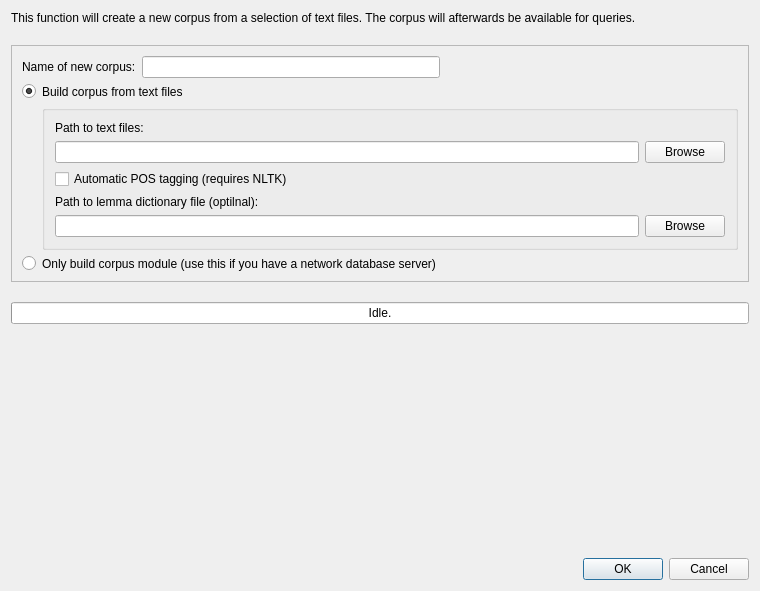
Above: coquery/gui/corpusBuilder.ui from gkunter/coquery before the change. Below: the same form after it.
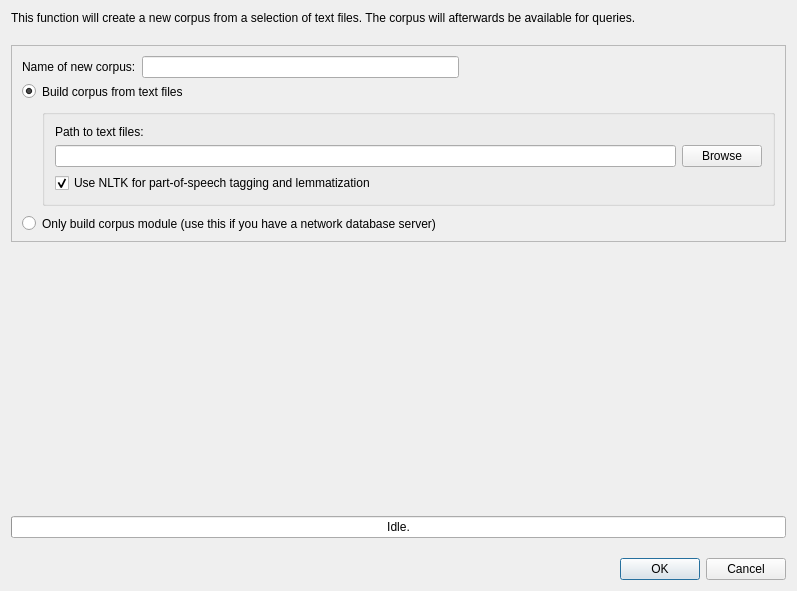
That is the form after the change. Icons and pictures are not drawn.

Patch:
```diff
--- a/coquery/gui/corpusBuilder.ui
+++ b/coquery/gui/corpusBuilder.ui
@@ -6,7 +6,7 @@
    <rect>
     <x>0</x>
     <y>0</y>
-    <width>760</width>
+    <width>797</width>
     <height>591</height>
    </rect>
   </property>
@@ -37,7 +37,7 @@
     </widget>
    </item>
    <item>
-    <widget class="QFrame" name="">
+    <widget class="QFrame" name="frame">
      <property name="sizePolicy">
       <sizepolicy hsizetype="Minimum" vsizetype="Minimum">
        <horstretch>0</horstretch>
@@ -93,6 +93,9 @@
       </item>
       <item>
        <layout class="QGridLayout" name="gridLayout_2">
+        <property name="verticalSpacing">
+         <number>10</number>
+        </property>
         <item row="0" column="0">
          <widget class="QRadioButton" name="radio_build_corpus">
           <property name="text">
@@ -133,19 +136,6 @@
            <property name="verticalSpacing">
             <number>-1</number>
            </property>
-           <item row="1" column="0">
-            <widget class="QLineEdit" name="input_path">
-             <property name="enabled">
-              <bool>true</bool>
-             </property>
-             <property name="sizePolicy">
-              <sizepolicy hsizetype="Expanding" vsizetype="Minimum">
-               <horstretch>0</horstretch>
-               <verstretch>0</verstretch>
-              </sizepolicy>
-             </property>
-            </widget>
-           </item>
            <item row="0" column="0">
             <widget class="QLabel" name="label_8">
              <property name="sizePolicy">
@@ -165,25 +155,17 @@
              </property>
             </widget>
            </item>
-           <item row="5" column="1">
-            <widget class="QPushButton" name="button_lemma_path">
+           <item row="1" column="0">
+            <widget class="QLineEdit" name="input_path">
+             <property name="enabled">
+              <bool>true</bool>
+             </property>
              <property name="sizePolicy">
-              <sizepolicy hsizetype="Fixed" vsizetype="Fixed">
+              <sizepolicy hsizetype="Expanding" vsizetype="Minimum">
                <horstretch>0</horstretch>
                <verstretch>0</verstretch>
               </sizepolicy>
              </property>
-             <property name="text">
-              <string>Browse</string>
-             </property>
-             <property name="icon">
-              <iconset theme="folder">
-               <normaloff/>
-              </iconset>
-             </property>
-             <property name="shortcut">
-              <string>Alt+B</string>
-             </property>
             </widget>
            </item>
            <item row="1" column="1">
@@ -207,45 +189,19 @@
              </property>
             </widget>
            </item>
-           <item row="4" column="0">
-            <widget class="QLabel" name="label_4">
-             <property name="sizePolicy">
-              <sizepolicy hsizetype="Minimum" vsizetype="Minimum">
-               <horstretch>0</horstretch>
-               <verstretch>0</verstretch>
-              </sizepolicy>
-             </property>
-             <property name="text">
-              <string>&lt;html&gt;&lt;head/&gt;&lt;body&gt;&lt;p&gt;Path to lemma dictionary file (optilnal):&lt;/p&gt;&lt;/body&gt;&lt;/html&gt;</string>
-             </property>
-             <property name="wordWrap">
-              <bool>true</bool>
-             </property>
-            </widget>
-           </item>
-           <item row="5" column="0">
-            <widget class="QLineEdit" name="lemma_path">
-             <property name="sizePolicy">
-              <sizepolicy hsizetype="Expanding" vsizetype="Minimum">
-               <horstretch>0</horstretch>
-               <verstretch>0</verstretch>
-              </sizepolicy>
-             </property>
-             <property name="text">
-              <string/>
-             </property>
-            </widget>
-           </item>
            <item row="3" column="0">
             <widget class="QCheckBox" name="use_pos_tagging">
              <property name="sizePolicy">
-              <sizepolicy hsizetype="Minimum" vsizetype="Preferred">
+              <sizepolicy hsizetype="Preferred" vsizetype="Preferred">
                <horstretch>0</horstretch>
                <verstretch>0</verstretch>
               </sizepolicy>
              </property>
              <property name="text">
-              <string>Automatic POS tagging (requires NLTK)</string>
+              <string>Use NLTK for part-of-speech tagging and lemmatization</string>
+             </property>
+             <property name="checked">
+              <bool>true</bool>
              </property>
             </widget>
            </item>
@@ -257,16 +213,6 @@
      </layout>
     </widget>
    </item>
-   <item>
-    <widget class="QProgressBar" name="progress_bar">
-     <property name="value">
-      <number>0</number>
-     </property>
-     <property name="format">
-      <string>Idle.</string>
-     </property>
-    </widget>
-   </item>
    <item>
     <spacer name="verticalSpacer_2">
      <property name="orientation">
@@ -280,6 +226,16 @@
      </property>
     </spacer>
    </item>
+   <item>
+    <widget class="QProgressBar" name="progress_bar">
+     <property name="value">
+      <number>0</number>
+     </property>
+     <property name="format">
+      <string>Idle.</string>
+     </property>
+    </widget>
+   </item>
    <item>
     <widget class="QDialogButtonBox" name="buttonBox">
      <property name="orientation">
```
